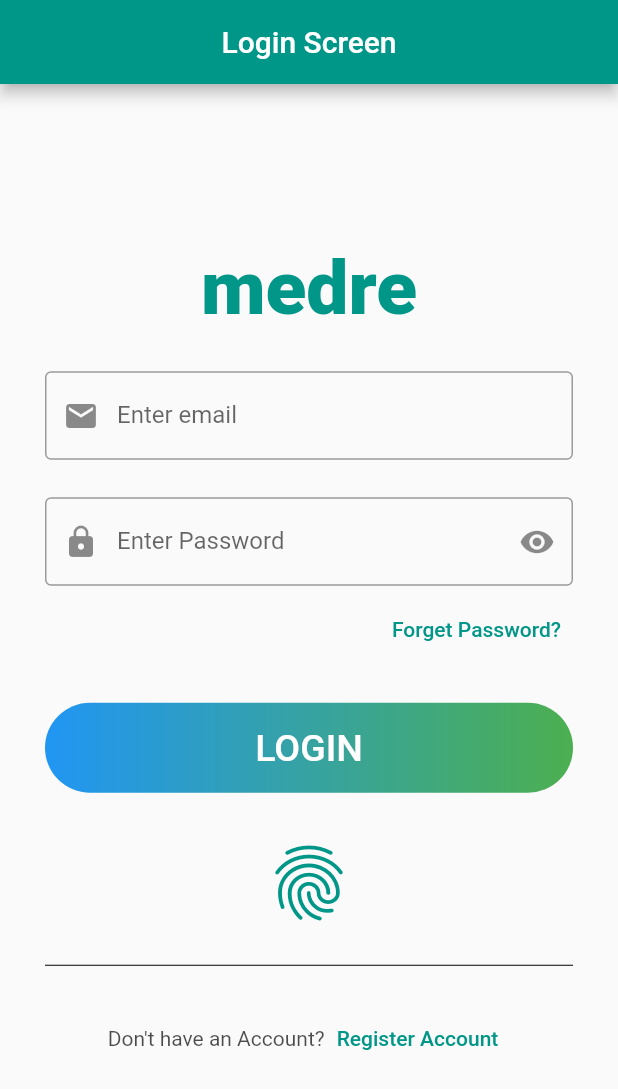
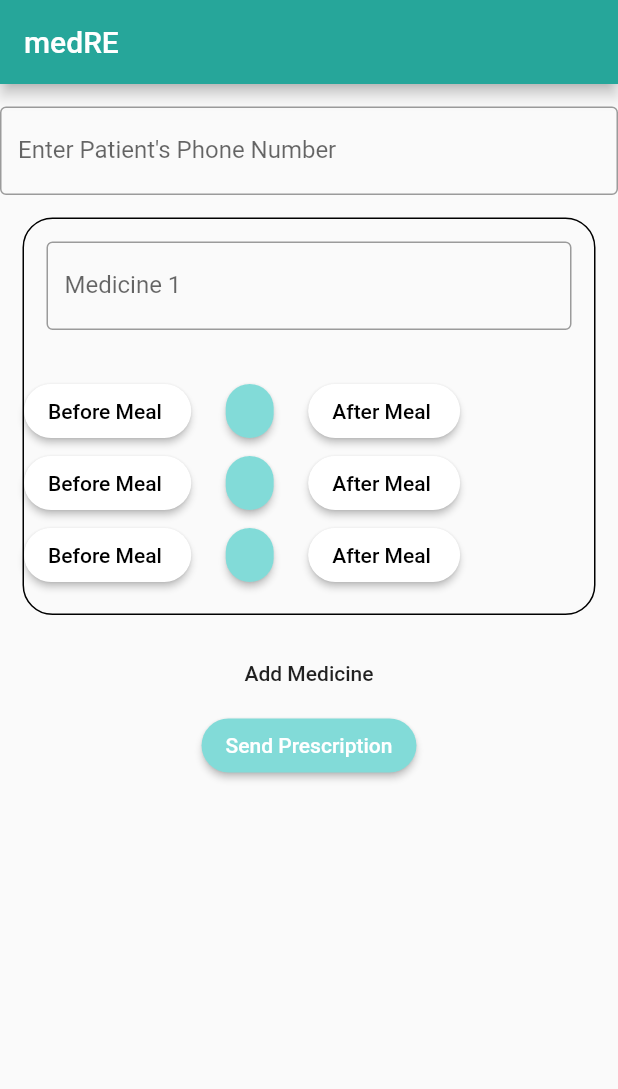
Before and after one commit to anmol0409/medre, a Flutter app: the screen it shows after launch, after a tap on "LOGIN", on a phone screen of 412 x 824 dp. Shown: the top 1089 px of the screen. Run offline on Flutter 3.47's test engine with Material 2 defaults, Android fonts, the phone set to English and light mode, and no system bars.

Commit message:
Push feature debigging

```diff
--- /dev/null
+++ b/lib/homePage.dart
@@ -0,0 +1,150 @@
+import 'package:flutter/material.dart';
+
+import 'package:url_launcher/url_launcher.dart';
+import 'Medicine1Container.dart';
+import 'Medicine2Container.dart';
+import 'Medicine3Container.dart';
+
+var medicineContainerCounter = 2;
+var kPrimaryTeal = Colors.teal[400];
+var kSecondaryGreen = Color(0xFF82DBD8);
+const kBorderShape =RoundedRectangleBorder(borderRadius: BorderRadius.all(Radius.circular(20.0)));
+BuildContext context = context;
+
+double kscreenWidth = MediaQuery.of(context).size.width;
+double kscreenHeight = MediaQuery.of(context).size.height;
+
+TextEditingController PhoneNumber = new TextEditingController();
+
+
+
+void main() {
+  runApp(const HomePage());
+}
+class HomePage extends StatelessWidget {
+  const HomePage({Key? key}) : super(key: key);
+
+
+  // This widget is the root of your application.
+  @override
+  Widget build(BuildContext context) {
+    return MaterialApp(
+      title: 'MEDre',
+      theme: ThemeData(
+
+        primarySwatch: Colors.blue,
+      ),
+      home: const MyHomePage(title: 'medRE'),
+    );
+  }
+}
+
+class MyHomePage extends StatefulWidget {
+  const MyHomePage({Key? key, required this.title}) : super(key: key);
+
+
+
+
+  final String title;
+
+  @override
+  State<MyHomePage> createState() => _MyHomePageState();
+}
+
+class _MyHomePageState extends State<MyHomePage> {
+  //values for toggle switches
+
+
+
+  //variables for sending message
+  String message = "";
+  String recipents = "";
+
+
+  @override
+  Widget build(BuildContext context) {
+
+    return Scaffold(
+      appBar: AppBar(
+        backgroundColor: kPrimaryTeal,
+        title: Text(widget.title),
+      ),
+      body: SingleChildScrollView(
+        child: Center(
+          child: Column(
+            mainAxisAlignment: MainAxisAlignment.center,
+            children: [
+              SizedBox(height: 15,),
+              TextField(
+                controller: PhoneNumber,
+                onChanged: (String value2){
+                  recipents = value2;
+                },
+                decoration: InputDecoration(
+                  border: OutlineInputBorder(),
+                  labelText: "Enter Patient's Phone Number" ,
+                ),
+              ),
+
+
+              Medicine1Container(),
+              Medicine2Container(),
+              Medicine3Container(),
+              // Medicine4Container(),
+              // Medicine5Container(),
+
+
+              MaterialButton(
+                  child: Text('Add Medicine'),
+                  onPressed: (){
+                    setState(() {
+                      if(medicineContainerCounter == 5){
+                        // visible5 = true;
+                        medicineContainerCounter++;
+                      }
+
+                      if(medicineContainerCounter == 4){
+                        // visible4 = true;
+                        medicineContainerCounter++;
+                      }
+                      if(medicineContainerCounter == 3){
+                        visible3 = true;
+                        medicineContainerCounter++;
+                      }
+                      if(medicineContainerCounter == 2){
+                        visible2 = true;
+                        medicineContainerCounter++;
+                      }
+
+
+
+
+                    });
+                  }),
+
+
+
+
+
+              MaterialButton(
+                shape: kBorderShape,
+                child: Text("Send Prescription", style: TextStyle(color:Colors.white),),
+                color:kSecondaryGreen,
+                onPressed: () async{
+                  launch('sms:$recipents?body= $medicine1($timing1morning$timing1afternoon$timing1night)$medicine2($timing2morning$timing2afternoon$timing2night)$medicine3($timing3morning$timing3afternoon$timing3night)');
+                  setState(() {
+
+                  });
+
+                },
+
+              ),
+
+            ],
+          ),
+        ),
+      ),
+
+    );
+  }
+}
--- a/lib/login_screen.dart
+++ b/lib/login_screen.dart
@@ -1,4 +1,6 @@
 import 'package:flutter/material.dart';
+
+import 'homePage.dart';
 
 
 class LoginScreen extends StatelessWidget {
@@ -71,18 +73,18 @@ class LoginScreen extends StatelessWidget {
                 child: MaterialButton(
                   onPressed: (){
 
-                    onPressed: () {
+
                       print('B3 pressed');
                       Navigator.push(
                         context,
                         MaterialPageRoute(
                             builder: (context){
-                              return MaterialApp();
+                              return HomePage();
                             }
                         ),
                       );
 
-                    };
+
                   },
                   child: const Text(
                     "LOGIN",
--- a/pubspec.yaml
+++ b/pubspec.yaml
@@ -34,6 +34,7 @@ dependencies:
   # The following adds the Cupertino Icons font to your application.
   # Use with the CupertinoIcons class for iOS style icons.
   cupertino_icons: ^1.0.2
+  url_launcher: ^6.1.4
 
 dev_dependencies:
   flutter_test:
```
Also changed, not shown: pubspec.lock.
